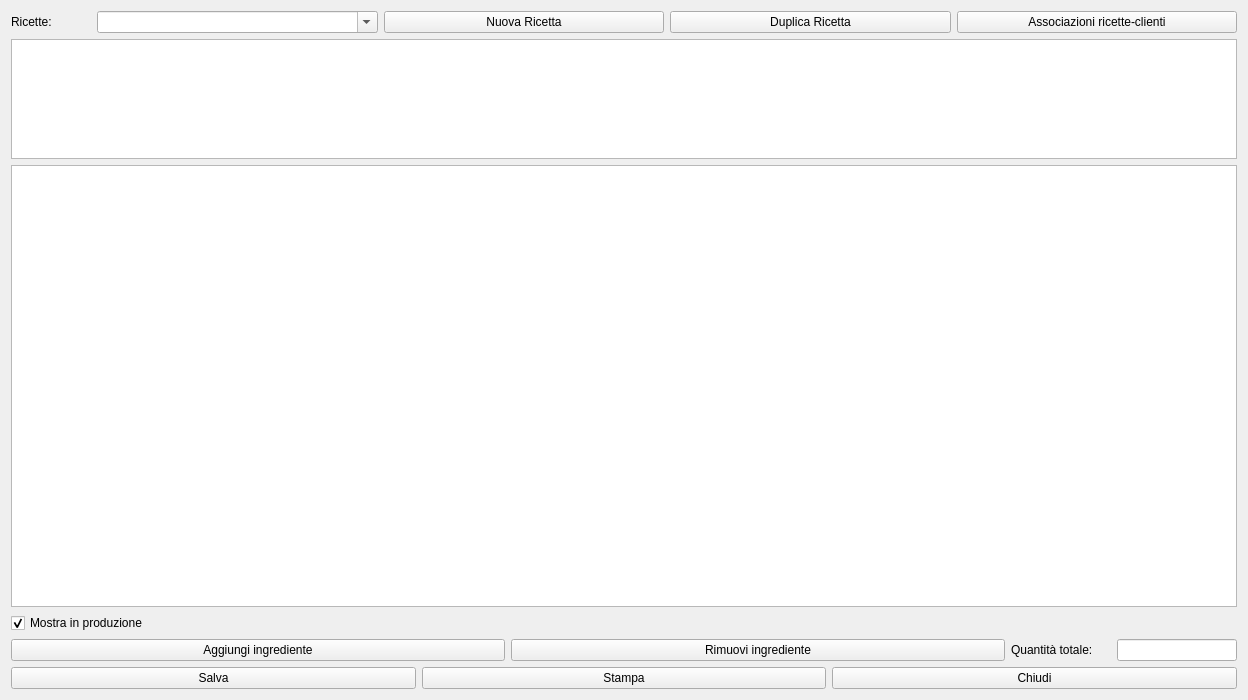
fblabs/hamlet-mod-sancon, file hmodricette.ui: the form before one commit.
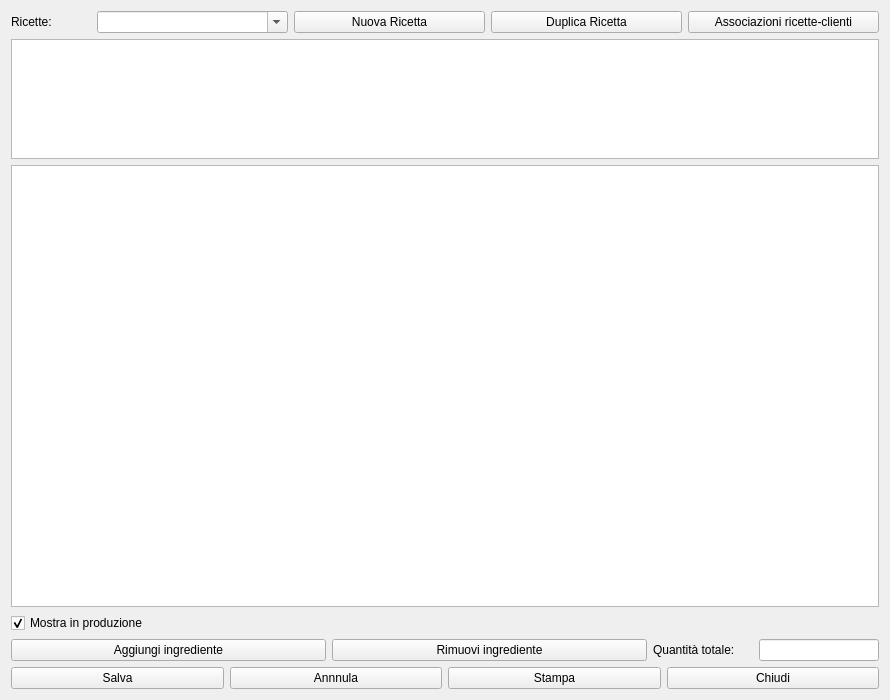
The form after the commit. Icons and pictures are not drawn.

Commit message: 2.0.6: Changes in recipes require explicit save and undo button added

Diff of the .ui file:
```diff
--- a/hmodricette.ui
+++ b/hmodricette.ui
@@ -9,7 +9,7 @@
    <rect>
     <x>0</x>
     <y>0</y>
-    <width>1248</width>
+    <width>890</width>
     <height>700</height>
    </rect>
   </property>
@@ -198,6 +198,23 @@
        </property>
       </widget>
      </item>
+     <item>
+      <widget class="QPushButton" name="pushButton_6">
+       <property name="text">
+        <string>Annnula</string>
+       </property>
+       <property name="icon">
+        <iconset resource="icons.qrc">
+         <normaloff>:/Resources/Banned-Sign.PNG</normaloff>:/Resources/Banned-Sign.PNG</iconset>
+       </property>
+       <property name="iconSize">
+        <size>
+         <width>32</width>
+         <height>32</height>
+        </size>
+       </property>
+      </widget>
+     </item>
      <item>
       <widget class="QPushButton" name="pushButton_5">
        <property name="text">
```
The commit also changes 19 other files.
